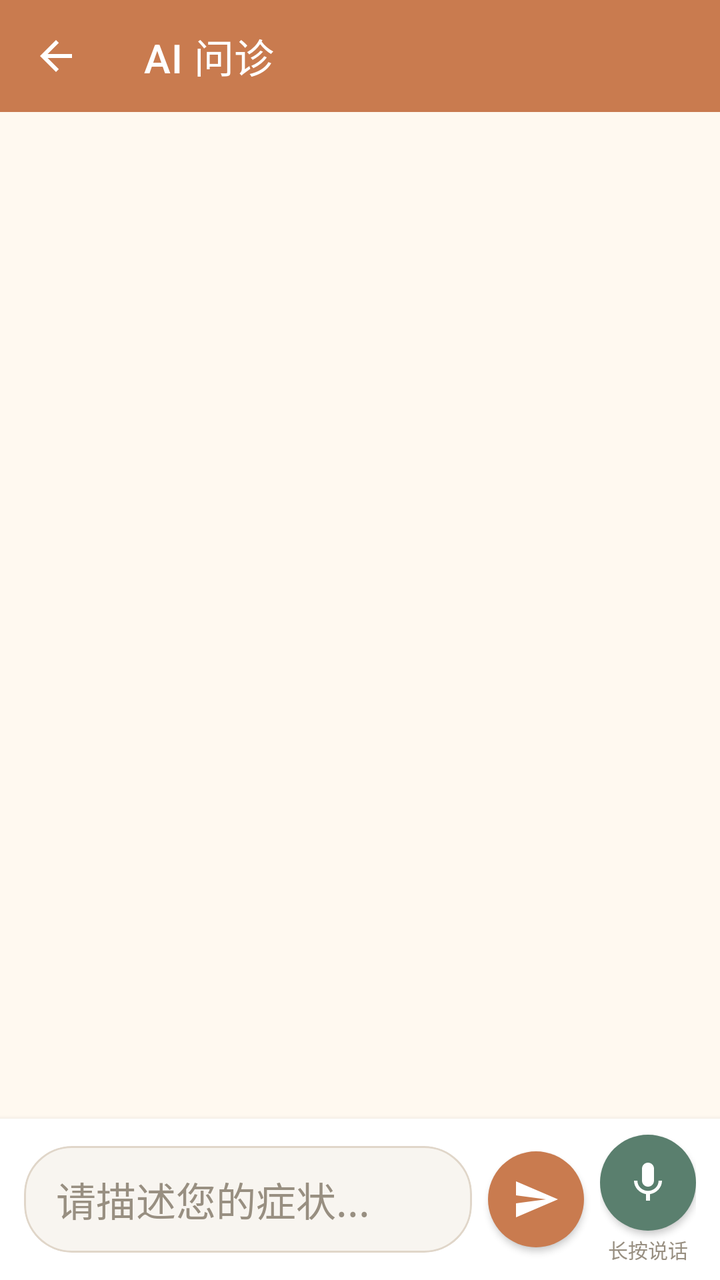
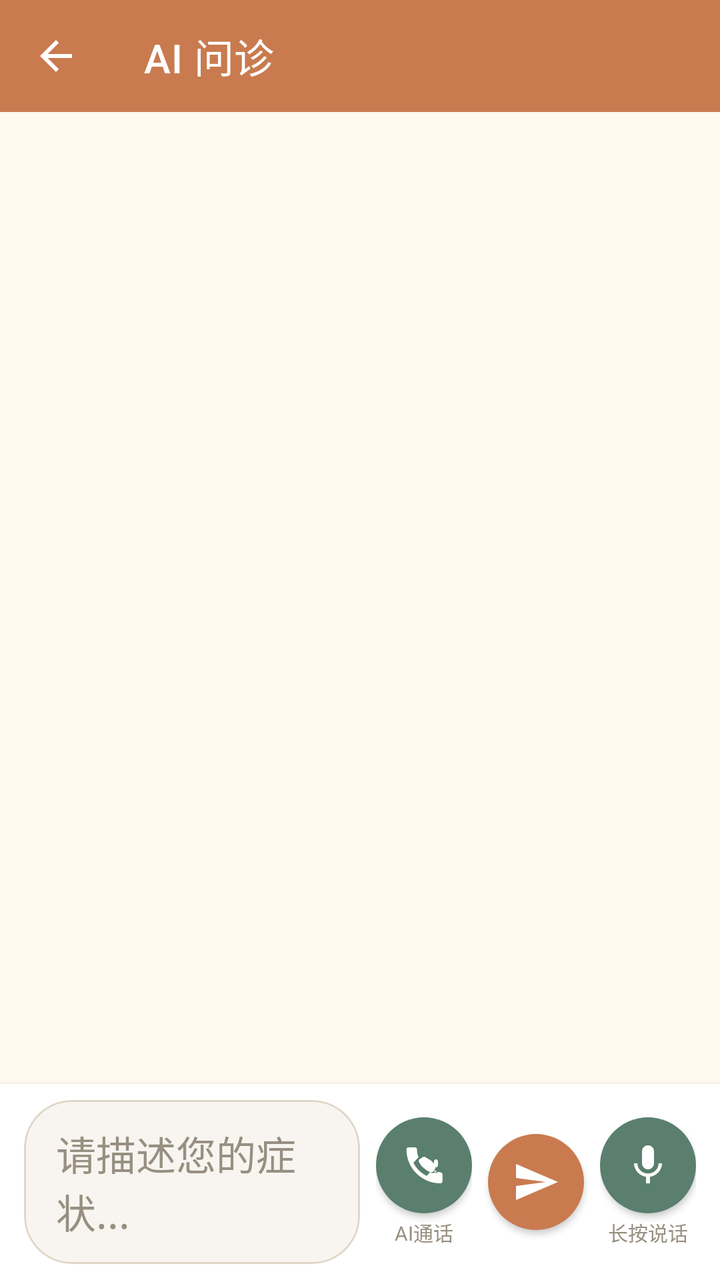

Before-and-after screenshots of an Android layout around one commit, followed by the original layout XML and the change that was made.
<!-- AndroidManifest.xml: application theme Theme.YinFuApp -->
<!-- res/layout/fragment_ai_diagnosis.xml -->
<?xml version="1.0" encoding="utf-8"?>
<LinearLayout
    xmlns:android="http://schemas.android.com/apk/res/android"
    xmlns:app="http://schemas.android.com/apk/res-auto"
    android:layout_width="match_parent"
    android:layout_height="match_parent"
    android:orientation="vertical"
    android:background="@color/bg_page">

    <com.google.android.material.appbar.MaterialToolbar
        android:id="@+id/toolbar"
        android:layout_width="match_parent"
        android:layout_height="?attr/actionBarSize"
        android:background="@color/primary"
        app:navigationIcon="@drawable/back"
        app:navigationIconTint="@color/white"
        app:title="@string/ai_diagnosis"
        app:titleTextColor="@color/white"/>

    <androidx.recyclerview.widget.RecyclerView
        android:id="@+id/chat_recycler_view"
        android:layout_width="match_parent"
        android:layout_height="0dp"
        android:layout_weight="1"
        android:paddingHorizontal="@dimen/spacing_md"
        android:paddingBottom="@dimen/spacing_sm"/>

    <LinearLayout
        android:layout_width="match_parent"
        android:layout_height="wrap_content"
        android:orientation="horizontal"
        android:paddingHorizontal="12dp"
        android:paddingVertical="8dp"
        android:background="@color/card_background"
        android:elevation="4dp"
        android:gravity="center_vertical">

        <com.google.android.material.card.MaterialCardView
            android:layout_width="0dp"
            android:layout_height="wrap_content"
            android:layout_weight="1"
            app:cardBackgroundColor="@color/bg_light"
            app:cardCornerRadius="24dp"
            app:cardElevation="0dp"
            app:strokeWidth="1dp"
            app:strokeColor="@color/border">

            <EditText
                android:id="@+id/message_input"
                android:layout_width="match_parent"
                android:layout_height="wrap_content"
                android:paddingHorizontal="16dp"
                android:paddingVertical="12dp"
                android:textSize="@dimen/font_size_md"
                android:textColor="@color/text_primary"
                android:textColorHint="@color/text_hint"
                android:hint="请描述您的症状..."
                android:background="@android:color/transparent"
                android:inputType="textMultiLine"
                android:maxLines="4"
                android:minLines="1"/>

        </com.google.android.material.card.MaterialCardView>

        <com.google.android.material.button.MaterialButton
            android:id="@+id/send_button"
            android:layout_width="48dp"
            android:layout_height="48dp"
            android:layout_marginStart="8dp"
            android:insetTop="0dp"
            android:insetBottom="0dp"
            app:icon="@drawable/send_message"
            app:iconGravity="textStart"
            app:iconPadding="0dp"
            app:iconSize="24dp"
            app:backgroundTint="@color/primary"
            app:cornerRadius="24dp"/>

        <LinearLayout
            android:id="@+id/voice_button_container"
            android:layout_width="wrap_content"
            android:layout_height="wrap_content"
            android:layout_marginStart="8dp"
            android:orientation="vertical"
            android:gravity="center">

            <com.google.android.material.button.MaterialButton
                android:id="@+id/voice_button"
                android:layout_width="48dp"
                android:layout_height="48dp"
                android:insetTop="0dp"
                android:insetBottom="0dp"
                app:icon="@drawable/ic_mic"
                app:iconGravity="textStart"
                app:iconPadding="0dp"
                app:iconSize="24dp"
                app:backgroundTint="@color/secondary"
                app:cornerRadius="24dp"/>

            <TextView
                android:id="@+id/voice_hint"
                android:layout_width="wrap_content"
                android:layout_height="wrap_content"
                android:layout_marginTop="2dp"
                android:text="长按说话"
                android:textSize="10sp"
                android:textColor="@color/text_hint"
                android:visibility="visible"/>

        </LinearLayout>

    </LinearLayout>

</LinearLayout>
<!-- resources referenced by this layout -->
<resources>
  <color name="bg_light">#F8F5F0</color>
  <color name="bg_page">#FFF9F0</color>
  <color name="border">#E0D6C9</color>
  <color name="card_background">#FFFFFF</color>
  <color name="primary">#C97B4F</color>
  <color name="secondary">#5A7F6E</color>
  <color name="text_hint">#988F81</color>
  <color name="text_primary">#2D261E</color>
  <color name="white">#FFFFFF</color>
  <dimen name="font_size_md">20sp</dimen>
  <dimen name="spacing_md">20dp</dimen>
  <dimen name="spacing_sm">12dp</dimen>
  <!-- drawable back (drawable) -->
  <?xml version="1.0" encoding="utf-8"?>
  <vector xmlns:android="http://schemas.android.com/apk/res/android"
      android:width="24dp"
      android:height="24dp"
      android:viewportWidth="24"
      android:viewportHeight="24">
      <path
          android:fillColor="#FFFFFF"
          android:pathData="M20,11H7.83l5.59,-5.59L12,4l-8,8 8,8 1.41,-1.41L7.83,13H20v-2z"/>
  </vector>
  <!-- drawable ic_mic (drawable) -->
  <?xml version="1.0" encoding="utf-8"?>
  <vector xmlns:android="http://schemas.android.com/apk/res/android"
      android:width="24dp"
      android:height="24dp"
      android:viewportWidth="24"
      android:viewportHeight="24">
      <path
          android:fillColor="#FFFFFF"
          android:pathData="M12,14c1.66,0 2.99,-1.34 2.99,-3L15,5c0,-1.66 -1.34,-3 -3,-3S9,3.34 9,5v6c0,1.66 1.34,3 3,3zM17.3,11c0,3 -2.54,5.1 -5.3,5.1S6.7,14 6.7,11H5c0,3.41 2.72,6.23 6,6.72V21h2v-3.28c3.28,-0.48 6,-3.3 6,-6.72h-1.7z"/>
  </vector>
  <!-- drawable send_message (drawable) -->
  <?xml version="1.0" encoding="utf-8"?>
  <vector xmlns:android="http://schemas.android.com/apk/res/android"
      android:width="24dp"
      android:height="24dp"
      android:viewportWidth="24"
      android:viewportHeight="24">
      <path
          android:fillColor="#FFFFFF"
          android:pathData="M2.01,21L23,12 2.01,3 2,10l15,2 -15,2z"/>
  </vector>
  <string name="ai_diagnosis">AI 问诊</string>
  <color name="primary_dark">#B96B3F</color>
  <color name="accent">#B5544B</color>
  <!-- unchanged entries left out for length: 1 -->
</resources>

<!-- the commit's change to res/layout/fragment_ai_diagnosis.xml (unified diff, before → after) -->
@@ -62,6 +62,39 @@
 
         </com.google.android.material.card.MaterialCardView>
 
+        <LinearLayout
+            android:id="@+id/call_button_container"
+            android:layout_width="wrap_content"
+            android:layout_height="wrap_content"
+            android:layout_marginStart="8dp"
+            android:orientation="vertical"
+            android:gravity="center">
+
+            <com.google.android.material.button.MaterialButton
+                android:id="@+id/call_button"
+                android:layout_width="48dp"
+                android:layout_height="48dp"
+                android:insetTop="0dp"
+                android:insetBottom="0dp"
+                app:icon="@drawable/ic_phone"
+                app:iconGravity="textStart"
+                app:iconPadding="0dp"
+                app:iconSize="24dp"
+                app:backgroundTint="@color/success"
+                app:cornerRadius="24dp"/>
+
+            <TextView
+                android:id="@+id/call_hint"
+                android:layout_width="wrap_content"
+                android:layout_height="wrap_content"
+                android:layout_marginTop="2dp"
+                android:text="AI通话"
+                android:textSize="10sp"
+                android:textColor="@color/text_hint"
+                android:visibility="visible"/>
+
+        </LinearLayout>
+
         <com.google.android.material.button.MaterialButton
             android:id="@+id/send_button"
             android:layout_width="48dp"
@@ -111,4 +144,42 @@
 
     </LinearLayout>
 
+    <LinearLayout
+        android:id="@+id/call_status_container"
+        android:layout_width="match_parent"
+        android:layout_height="wrap_content"
+        android:orientation="horizontal"
+        android:paddingHorizontal="16dp"
+        android:paddingVertical="12dp"
+        android:background="@color/success"
+        android:gravity="center"
+        android:visibility="gone">
+
+        <View
+            android:id="@+id/call_indicator"
+            android:layout_width="12dp"
+            android:layout_height="12dp"
+            android:background="@drawable/circle"/>
+
+        <TextView
+            android:id="@+id/call_status_text"
+            android:layout_width="wrap_content"
+            android:layout_height="wrap_content"
+            android:layout_marginStart="8dp"
+            android:text="通话中..."
+            android:textColor="@color/white"
+            android:textSize="14sp"/>
+
+        <com.google.android.material.button.MaterialButton
+            android:id="@+id/end_call_button"
+            android:layout_width="wrap_content"
+            android:layout_height="36dp"
+            android:layout_marginStart="16dp"
+            android:text="结束通话"
+            android:textSize="12sp"
+            app:backgroundTint="@color/danger"
+            app:cornerRadius="18dp"/>
+
+    </LinearLayout>
+
 </LinearLayout>
<!-- resource entries referenced after the edit -->
@@ -4,8 +4,10 @@
   <color name="bg_page">#FFF9F0</color>
   <color name="border">#E0D6C9</color>
   <color name="card_background">#FFFFFF</color>
+  <color name="danger">#B5544B</color>
   <color name="primary">#C97B4F</color>
   <color name="secondary">#5A7F6E</color>
+  <color name="success">#5A7F6E</color>
   <color name="text_hint">#988F81</color>
   <color name="text_primary">#2D261E</color>
   <color name="white">#FFFFFF</color>
@@ -23,6 +25,7 @@
           android:fillColor="#FFFFFF"
           android:pathData="M20,11H7.83l5.59,-5.59L12,4l-8,8 8,8 1.41,-1.41L7.83,13H20v-2z"/>
   </vector>
+  <!-- drawable circle: png bitmap (drawable, 2290 bytes) -->
   <!-- drawable ic_mic (drawable) -->
   <?xml version="1.0" encoding="utf-8"?>
   <vector xmlns:android="http://schemas.android.com/apk/res/android"
@@ -33,6 +36,17 @@
       <path
           android:fillColor="#FFFFFF"
           android:pathData="M12,14c1.66,0 2.99,-1.34 2.99,-3L15,5c0,-1.66 -1.34,-3 -3,-3S9,3.34 9,5v6c0,1.66 1.34,3 3,3zM17.3,11c0,3 -2.54,5.1 -5.3,5.1S6.7,14 6.7,11H5c0,3.41 2.72,6.23 6,6.72V21h2v-3.28c3.28,-0.48 6,-3.3 6,-6.72h-1.7z"/>
+  </vector>
+  <!-- drawable ic_phone (drawable) -->
+  <?xml version="1.0" encoding="utf-8"?>
+  <vector xmlns:android="http://schemas.android.com/apk/res/android"
+      android:width="24dp"
+      android:height="24dp"
+      android:viewportWidth="24"
+      android:viewportHeight="24">
+      <path
+          android:fillColor="#FFFFFF"
+          android:pathData="M20.01,15.38c-1.23,0 -2.42,-0.2 -3.53,-0.56 -0.35,-0.12 -0.74,-0.03 -1.02,0.24l-2.2,2.2c-2.83,-1.44 -5.15,-3.75 -6.59,-6.59l2.2,-2.21c0.28,-0.26 0.36,-0.65 0.25,-1C8.7,6.45 8.5,5.26 8.5,4c0,-0.55 -0.45,-1 -1,-1H4.21c-0.55,0 -1,0.45 -1,1 0,9.39 7.61,17 17,17 0.55,0 1,-0.45 1,-1v-3.49c0,-0.55 -0.45,-1 -1,-1zM19,12c0,0.55 -0.45,1 -1,1s-1,-0.45 -1,-1v-2c0,-0.55 0.45,-1 1,-1s1,0.45 1,1v2zM17.63,15.37c-0.49,0.49 -1.62,0.63 -2.24,0.29 -0.62,-0.34 -2.57,-1.49 -2.57,-1.49 -0.41,-0.41 -0.62,-0.97 -0.56,-1.53 0.06,-0.56 0.39,-1.05 0.88,-1.31l1.78,-1.07c0.47,-0.28 1.07,-0.2 1.45,0.19 0.38,0.39 1.38,1.28 1.38,2.43 0,1.14 -0.99,2.03 -1.37,2.38 -0.37,0.35 -1.05,0.35 -1.58,0.04 -0.53,-0.31 -1.93,-1.11 -3.33,-2.32 -1.4,-1.21 -2.01,-2.79 -2.01,-2.79 -0.17,-0.44 -0.04,-0.95 0.31,-1.29l1.78,-1.07c0.39,-0.23 0.9,-0.17 1.24,0.15l2.89,1.73c0.47,0.28 0.59,0.89 0.27,1.35 -0.32,0.46 -1.24,1.26 -2.24,1.95 -0.35,0.24 -0.5,0.66 -0.38,1.03 0.12,0.37 0.48,0.62 0.87,0.62l3.43,0c0.55,0 1,0.45 1,1 0,0.13 -0.02,0.25 -0.06,0.36z"/>
   </vector>
   <!-- drawable send_message (drawable) -->
   <?xml version="1.0" encoding="utf-8"?>
